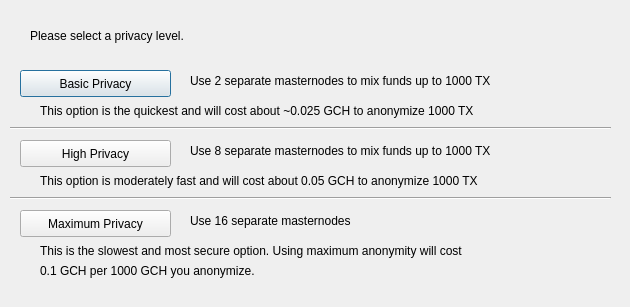
The window that src/qt/forms/anonsendconfig.ui (galaxycash/galaxycash) describes before a commit, drawn with Qt 5.
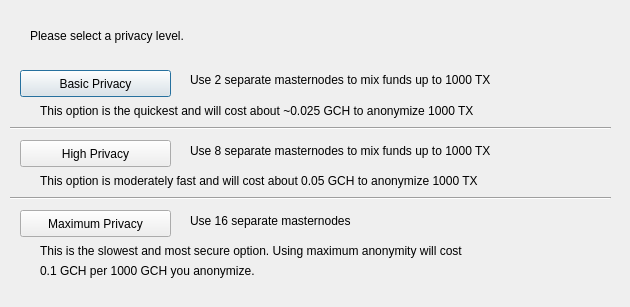
The same window after the commit.

The edit to the form file:
```diff
--- a/src/qt/forms/anonsendconfig.ui
+++ b/src/qt/forms/anonsendconfig.ui
@@ -75,7 +75,7 @@
     </rect>
    </property>
    <property name="text">
-    <string>Use 2 separate masternodes to mix funds up to 1000 TX</string>
+    <string>&lt;html&gt;&lt;head/&gt;&lt;body&gt;&lt;p&gt;Use 2 separate masternodes to mix funds up to 1000 TX&lt;/p&gt;&lt;/body&gt;&lt;/html&gt;</string>
    </property>
   </widget>
   <widget class="QLabel" name="label_3">
```
